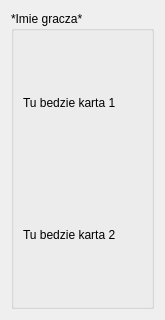
jurikimurik/QT__introduction_exercises, file 10/1/handview.ui: the form before one commit.
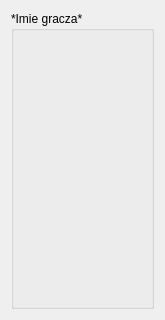
The form after the commit.

```diff
--- a/10/1/handview.ui
+++ b/10/1/handview.ui
@@ -31,22 +31,7 @@
      <property name="title">
       <string>*Imie gracza*</string>
      </property>
-     <layout class="QVBoxLayout" name="verticalLayout">
-      <item>
-       <widget class="QLabel" name="label">
-        <property name="text">
-         <string>Tu bedzie karta 1</string>
-        </property>
-       </widget>
-      </item>
-      <item>
-       <widget class="QLabel" name="label_2">
-        <property name="text">
-         <string>Tu bedzie karta 2</string>
-        </property>
-       </widget>
-      </item>
-     </layout>
+     <layout class="QVBoxLayout" name="verticalLayout"/>
     </widget>
    </item>
   </layout>
```
